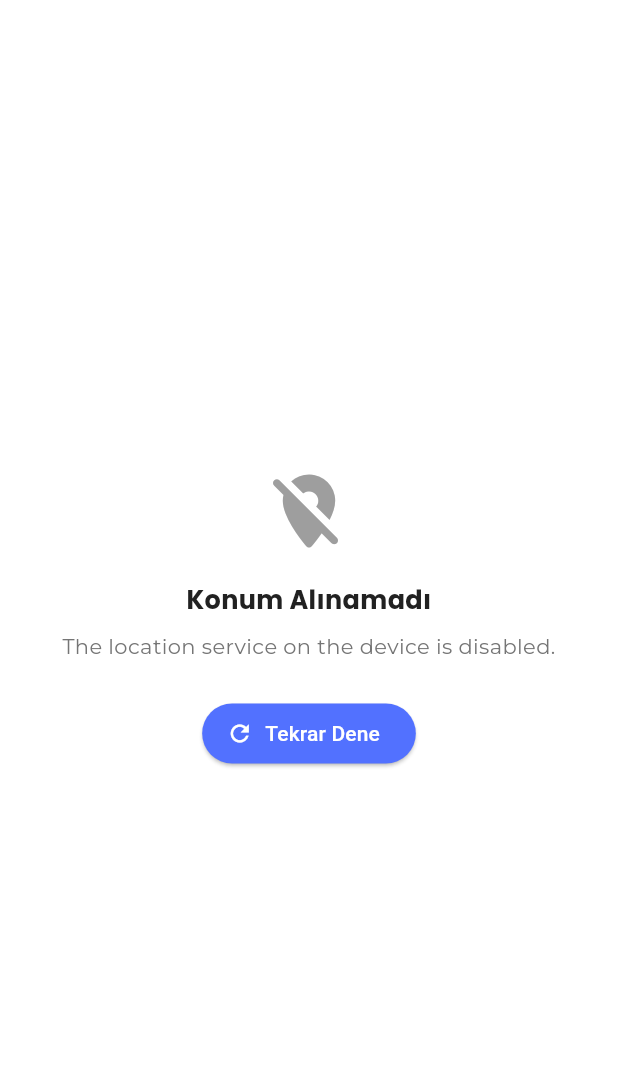
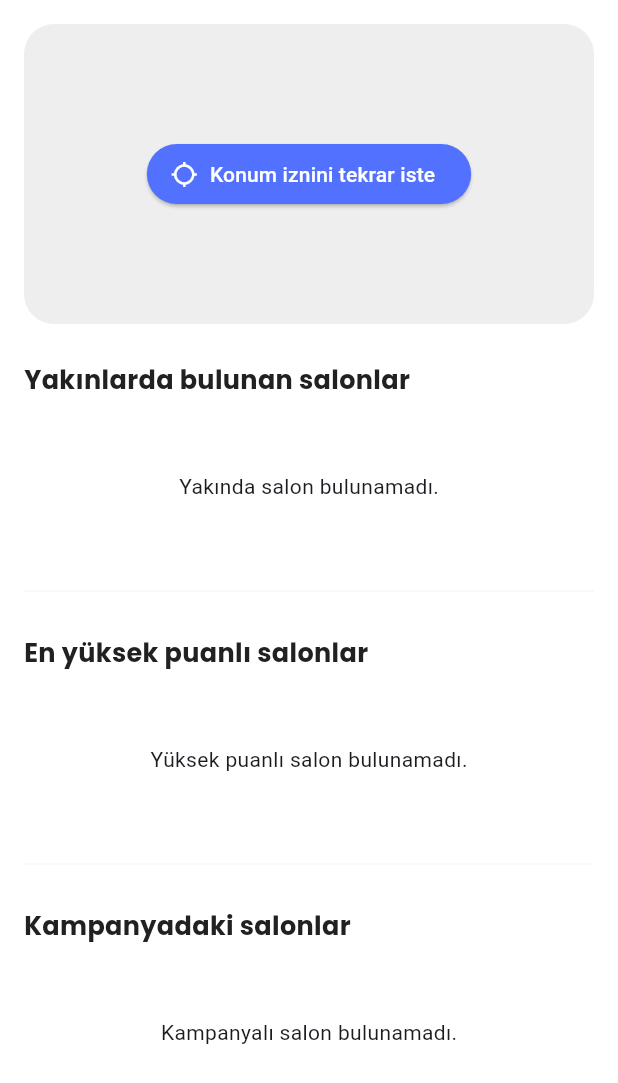
Before and after one commit to emirhankaya00/denemeye_devam, a Flutter app: the DashboardScreen screen opened directly, on a phone screen of 412 x 824 dp. Shown: the top 1083 px of the screen. Run offline on Flutter 3.47's test engine with Material 3 defaults, Android fonts, the phone set to English and light mode, and no system bars; our stand-ins replace cached_network_image, flutter_dotenv, geolocator, google_maps_flutter, supabase_flutter; accounts and stored records are empty.

Commit message:
map ve konum izinleri düzenlendi

```diff
--- a/lib/main.dart
+++ b/lib/main.dart
@@ -23,8 +23,8 @@ void main() async {
 
   await Supabase.initialize(
     // Access the keys from dotenv
-    url: dotenv.env['REMOVED']!,
-    anonKey: dotenv.env['REMOVED']!,
+    url: dotenv.env['SUPABASE_URL']!,
+    anonKey: dotenv.env['SUPABASE_ANON_KEY']!,
   );
 
   runApp(
--- a/lib/screens/dashboard_screen.dart
+++ b/lib/screens/dashboard_screen.dart
@@ -9,7 +9,7 @@ import 'package:google_maps_flutter/google_maps_flutter.dart';
 import '../features/appointments/screens/salon_detail_screen.dart';
 
 /// Artık bir kart gibi görünmeyen, düz bir içerik widget'ı.
-class SalonCard extends StatelessWidget {
+class SalonCard extends StatefulWidget {
   final String name;
   final String rating;
   final String description;
@@ -26,7 +26,24 @@ class SalonCard extends StatelessWidget {
   });
 
   @override
+  _SalonCardState createState() => _SalonCardState();
+}
+
+class _SalonCardState extends State<SalonCard>
+    with AutomaticKeepAliveClientMixin {
+  @override
+  bool get wantKeepAlive => true;
+
+  @override
   Widget build(BuildContext context) {
+    super.build(context);
+
+    final name = widget.name;
+    final rating = widget.rating;
+    final description = widget.description;
+    final services = widget.services;
+    final imagePath = widget.imagePath;
+
     return Column(
       crossAxisAlignment: CrossAxisAlignment.start,
       children: [
@@ -155,75 +172,9 @@ class _DashboardContentState extends State<_DashboardContent> {
     // ViewModel'e erişim sağlıyoruz. `listen: true` olduğu için
     // ViewModel'deki değişiklikler (konum, hata durumu vb.) bu widget'ı yeniden çizecektir.
     final vm = Provider.of<DashboardViewModel>(context);
-
-    // 1. Hata Durumu Kontrolü
-    // ViewModel'de bir konum hatası var mı diye kontrol ediyoruz.
-    if (vm.locationError != null) {
-      return Center(
-        child: Padding(
-          padding: const EdgeInsets.all(32.0),
-          child: Column(
-            mainAxisAlignment: MainAxisAlignment.center,
-            children: [
-              const Icon(Icons.location_off_rounded, size: 60, color: Colors.grey),
-              const SizedBox(height: 16),
-              Text(
-                'Konum Alınamadı',
-                style: AppFonts.h5Bold(color: AppColors.textColorDark),
-                textAlign: TextAlign.center,
-              ),
-              const SizedBox(height: 8),
-              Text(
-                vm.locationError!, // ViewModel'den gelen hata mesajını gösteriyoruz.
-                textAlign: TextAlign.center,
-                style: AppFonts.bodyMedium(color: AppColors.textColorLight),
-              ),
-              const SizedBox(height: 24),
-              ElevatedButton.icon(
-                style: ElevatedButton.styleFrom(
-                  backgroundColor: AppColors.primaryColor,
-                  foregroundColor: Colors.white,
-                ),
-                icon: const Icon(Icons.refresh),
-                label: const Text('Tekrar Dene'),
-                onPressed: () {
-                  // Kullanıcının konumu almayı yeniden tetiklemesine izin veriyoruz.
-                  // `listen: false` çünkü bu işlem sadece bir metodu tetikliyor, UI'ı dinlemesi gerekmiyor.
-                  Provider.of<DashboardViewModel>(context, listen: false).initLocation();
-                },
-              )
-            ],
-          ),
-        ),
-      );
-    }
-
-    // 2. Yükleme Durumu Kontrolü
-    // Hata yoksa, konum bilgisinin gelip gelmediğini kontrol ediyoruz.
-    if (vm.currentPosition == null) {
-      return const Center(
-        child: Column(
-          mainAxisAlignment: MainAxisAlignment.center,
-          children: [
-            CircularProgressIndicator(color: AppColors.primaryColor),
-            SizedBox(height: 16),
-            Text("Konum bilgisi alınıyor..."),
-          ],
-        ),
-      );
-    }
-
-    // 3. Başarılı Durum
-    // Hata yok ve konum bilgisi mevcutsa, ana ekran içeriğini çiziyoruz.
-    final userLatLng = LatLng(vm.currentPosition!.latitude, vm.currentPosition!.longitude);
-
     return RefreshIndicator(
       color: AppColors.primaryColor,
       onRefresh: () async {
-        // Sayfayı yenilemek için listeleri ve konumu yeniden yüklüyoruz.
-        final vm = Provider.of<DashboardViewModel>(context, listen: false);
-        // Konumu da yeniden almayı tetikleyebiliriz, eğer istenirse.
-        // await vm.initLocation();
         setState(() {
           _nearbySaloonsFuture = vm.getNearbySaloons();
           _topRatedSaloonsFuture = vm.getTopRatedSaloons();
@@ -236,7 +187,7 @@ class _DashboardContentState extends State<_DashboardContent> {
         child: Column(
           crossAxisAlignment: CrossAxisAlignment.start,
           children: [
-            // Harita Bölümü
+            // ——— Harita Bölümü ———
             Padding(
               padding: const EdgeInsets.all(16.0),
               child: ClipRRect(
@@ -244,29 +195,67 @@ class _DashboardContentState extends State<_DashboardContent> {
                 child: SizedBox(
                   height: 200,
                   width: double.infinity,
-                  child: GoogleMap(
-                    initialCameraPosition: CameraPosition(target: userLatLng, zoom: 14),
-                    onMapCreated: vm.onMapCreated,
-                    myLocationEnabled: true,
-                    myLocationButtonEnabled: false,
-                    zoomControlsEnabled: false,
-                    markers: {Marker(markerId: const MarkerId('user'), position: userLatLng)},
+                  child: Stack(
+                    children: [
+                      // Alt katman: harita veya placeholder
+                      vm.currentPosition != null
+                          ? GoogleMap(
+                        initialCameraPosition: CameraPosition(
+                          target: LatLng(
+                            vm.currentPosition!.latitude,
+                            vm.currentPosition!.longitude,
+                          ),
+                          zoom: 14,
+                        ),
+                        onMapCreated: vm.onMapCreated,
+                        myLocationEnabled: true,
+                        myLocationButtonEnabled: false,
+                        zoomControlsEnabled: false,
+                        markers: {
+                          Marker(
+                            markerId: const MarkerId('user'),
+                            position: LatLng(
+                              vm.currentPosition!.latitude,
+                              vm.currentPosition!.longitude,
+                            ),
+                          ),
+                        },
+                      )
+                          : Container(color: Colors.grey.shade200),
+
+                      // Üst katman: izin yoksa buton
+                      if (vm.currentPosition == null)
+                        Positioned.fill(
+                          child: Center(
+                            child: ElevatedButton.icon(
+                              icon: const Icon(Icons.location_searching),
+                              label: const Text('Konum iznini tekrar iste'),
+                              style: ElevatedButton.styleFrom(
+                                backgroundColor: AppColors.primaryColor,
+                                foregroundColor: Colors.white,
+                              ),
+                              onPressed: () {
+                                Provider.of<DashboardViewModel>(
+                                  context,
+                                  listen: false,
+                                ).initLocation();
+                              },
+                            ),
+                          ),
+                        ),
+                    ],
                   ),
                 ),
               ),
             ),
 
-            // Yakındaki Salonlar (FutureBuilder ile)
+            // ——— Salon listeleri ———
             const SectionTitle(title: 'Yakınlarda bulunan salonlar'),
             _buildSaloonSection(_nearbySaloonsFuture, "Yakında salon bulunamadı."),
             const SectionDivider(),
-
-            // En Yüksek Puanlı Salonlar (FutureBuilder ile)
             const SectionTitle(title: 'En yüksek puanlı salonlar'),
             _buildSaloonSection(_topRatedSaloonsFuture, "Yüksek puanlı salon bulunamadı."),
             const SectionDivider(),
-
-            // Kampanyadaki Salonlar (FutureBuilder ile)
             const SectionTitle(title: 'Kampanyadaki salonlar'),
             _buildSaloonSection(_campaignSaloonsFuture, "Kampanyalı salon bulunamadı."),
             const SizedBox(height: 20),
```
Also changed, not shown: lib/viewmodels/dashboard_viewmodel.dart (+25 -14 lines).
